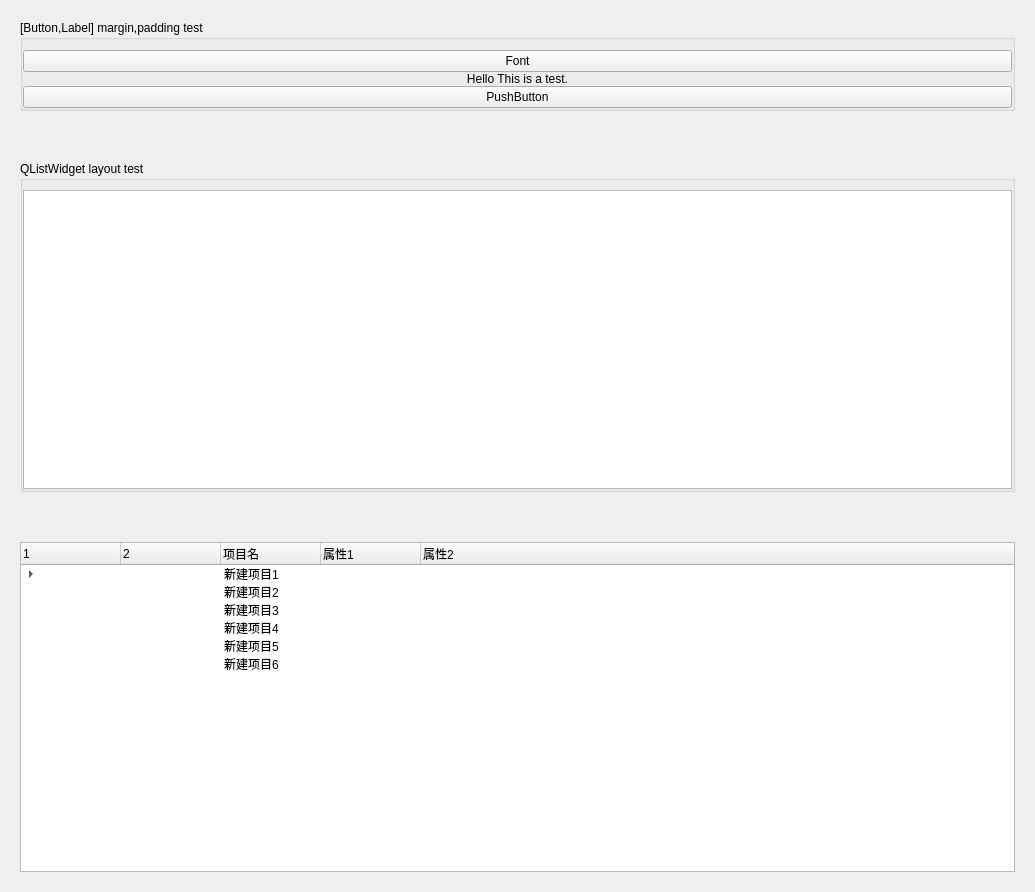
Before: the Qt Designer form form.ui in ruoxianSun/nestpp, drawn with Qt 5.
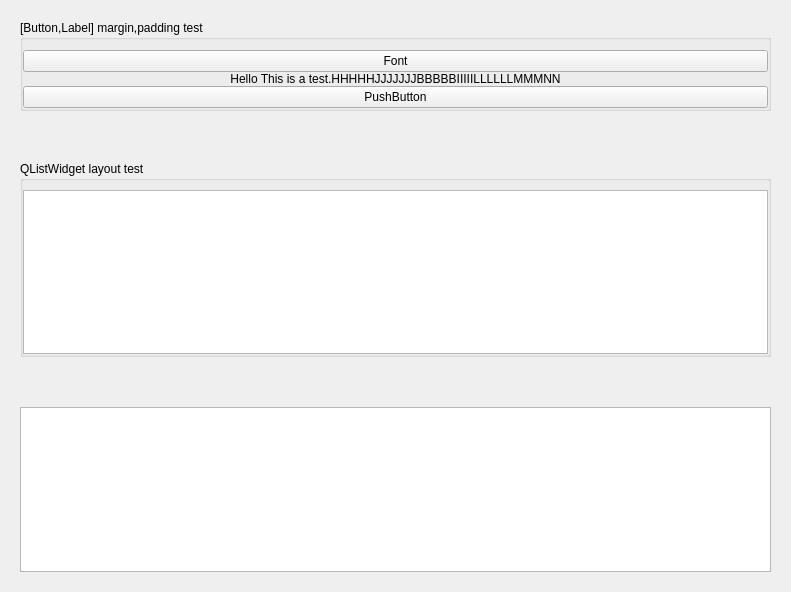
After: the same form once the commit is applied. Custom widgets are drawn as their Qt base class.

What changed in the file:
```diff
--- a/form.ui
+++ b/form.ui
@@ -6,8 +6,8 @@
    <rect>
     <x>0</x>
     <y>0</y>
-    <width>1035</width>
-    <height>892</height>
+    <width>787</width>
+    <height>592</height>
    </rect>
   </property>
   <property name="windowTitle">
@@ -59,8 +59,17 @@
       </item>
       <item>
        <widget class="QLabel" name="label">
+        <property name="sizePolicy">
+         <sizepolicy hsizetype="Preferred" vsizetype="Preferred">
+          <horstretch>0</horstretch>
+          <verstretch>0</verstretch>
+         </sizepolicy>
+        </property>
+        <property name="lineWidth">
+         <number>0</number>
+        </property>
         <property name="text">
-         <string>Hello This is a test.</string>
+         <string>Hello This is a test.HHHHHJJJJJJJBBBBBIIIIILLLLLLMMMNN</string>
         </property>
         <property name="alignment">
          <set>Qt::AlignCenter</set>
@@ -97,6 +106,12 @@
       </property>
       <item>
        <widget class="CListWidget" name="listWidget">
+        <property name="minimumSize">
+         <size>
+          <width>745</width>
+          <height>0</height>
+         </size>
+        </property>
         <property name="horizontalScrollBarPolicy">
          <enum>Qt::ScrollBarAlwaysOff</enum>
         </property>
@@ -127,186 +142,7 @@
     </widget>
    </item>
    <item>
-    <widget class="QTreeWidget" name="treeWidget">
-     <column>
-      <property name="text">
-       <string/>
-      </property>
-     </column>
-     <column>
-      <property name="text">
-       <string/>
-      </property>
-     </column>
-     <column>
-      <property name="text">
-       <string>项目名</string>
-      </property>
-     </column>
-     <column>
-      <property name="text">
-       <string>属性1</string>
-      </property>
-     </column>
-     <column>
-      <property name="text">
-       <string>属性2</string>
-      </property>
-     </column>
-     <item>
-      <property name="text">
-       <string/>
-      </property>
-      <property name="text">
-       <string/>
-      </property>
-      <property name="text">
-       <string>新建项目1</string>
-      </property>
-      <property name="text">
-       <string/>
-      </property>
-      <property name="text">
-       <string/>
-      </property>
-      <item>
-       <property name="text">
-        <string/>
-       </property>
-       <property name="text">
-        <string/>
-       </property>
-       <property name="text">
-        <string>新建子项目1</string>
-       </property>
-       <property name="text">
-        <string>a</string>
-       </property>
-       <property name="text">
-        <string>1</string>
-       </property>
-      </item>
-      <item>
-       <property name="text">
-        <string/>
-       </property>
-       <property name="text">
-        <string/>
-       </property>
-       <property name="text">
-        <string>新建子项目2</string>
-       </property>
-       <property name="text">
-        <string>b</string>
-       </property>
-       <property name="text">
-        <string>2</string>
-       </property>
-      </item>
-      <item>
-       <property name="text">
-        <string/>
-       </property>
-       <property name="text">
-        <string/>
-       </property>
-       <property name="text">
-        <string>新建子项目3</string>
-       </property>
-       <property name="text">
-        <string>c</string>
-       </property>
-       <property name="text">
-        <string>3</string>
-       </property>
-      </item>
-     </item>
-     <item>
-      <property name="text">
-       <string/>
-      </property>
-      <property name="text">
-       <string/>
-      </property>
-      <property name="text">
-       <string>新建项目2</string>
-      </property>
-      <property name="text">
-       <string/>
-      </property>
-      <property name="text">
-       <string/>
-      </property>
-     </item>
-     <item>
-      <property name="text">
-       <string/>
-      </property>
-      <property name="text">
-       <string/>
-      </property>
-      <property name="text">
-       <string>新建项目3</string>
-      </property>
-      <property name="text">
-       <string/>
-      </property>
-      <property name="text">
-       <string/>
-      </property>
-     </item>
-     <item>
-      <property name="text">
-       <string/>
-      </property>
-      <property name="text">
-       <string/>
-      </property>
-      <property name="text">
-       <string>新建项目4</string>
-      </property>
-      <property name="text">
-       <string/>
-      </property>
-      <property name="text">
-       <string/>
-      </property>
-     </item>
-     <item>
-      <property name="text">
-       <string/>
-      </property>
-      <property name="text">
-       <string/>
-      </property>
-      <property name="text">
-       <string>新建项目5</string>
-      </property>
-      <property name="text">
-       <string/>
-      </property>
-      <property name="text">
-       <string/>
-      </property>
-     </item>
-     <item>
-      <property name="text">
-       <string/>
-      </property>
-      <property name="text">
-       <string/>
-      </property>
-      <property name="text">
-       <string>新建项目6</string>
-      </property>
-      <property name="text">
-       <string/>
-      </property>
-      <property name="text">
-       <string/>
-      </property>
-     </item>
-    </widget>
+    <widget class="CTreeView" name="treeView"/>
    </item>
   </layout>
  </widget>
@@ -316,6 +152,11 @@
    <extends>QListWidget</extends>
    <header>clistwidget.h</header>
   </customwidget>
+  <customwidget>
+   <class>CTreeView</class>
+   <extends>QTreeView</extends>
+   <header>ctreeview.h</header>
+  </customwidget>
  </customwidgets>
  <resources/>
  <connections/>
```
